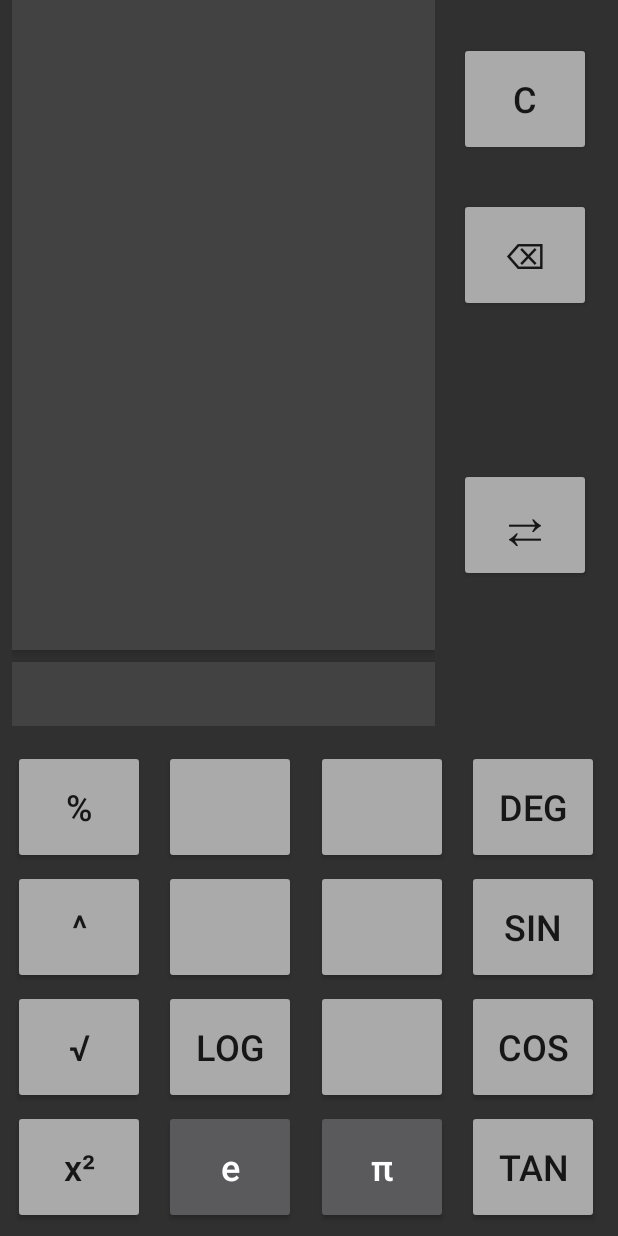
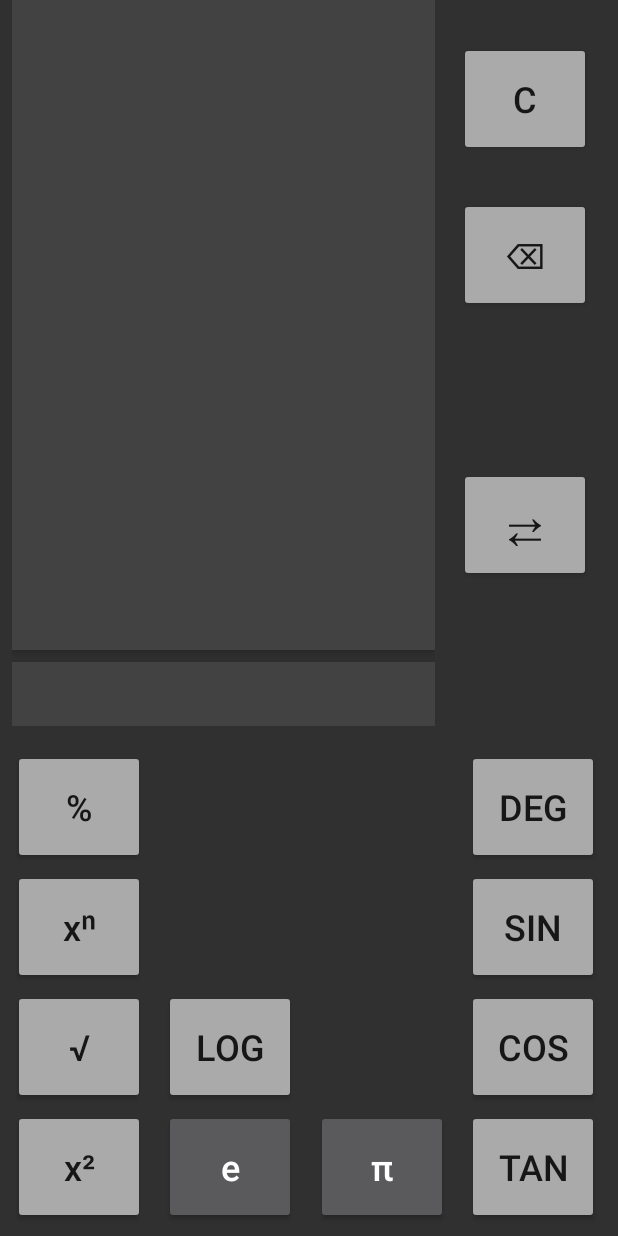
Before and after one commit to nschulzke/CalcStack, an Android app: the screen it shows after launch (CalculatorActivity), after a tap on an icon or button, on a phone screen of 412 x 824 dp. Run offline under Robolectric (Android 15) with nearby library versions, the phone set to English and light mode, and no system bars.

Commit message:
Make unused button invisible, change text for exponent button

```diff
--- a/app/src/main/res/layout/activity_calculator.xml
+++ b/app/src/main/res/layout/activity_calculator.xml
@@ -36,7 +36,7 @@
                 android:background="?attr/colorBackgroundFloating"
                 android:clickable="true"
                 android:elevation="4dp"
-                android:gravity="bottom|right|end"
+                android:gravity="bottom|end"
                 android:maxLines="@integer/max_stack_lines"
                 android:onClick="swap"
                 android:paddingEnd="8dp"
@@ -204,6 +204,7 @@
             android:layout_marginRight="4dp"
             android:elevation="4dp"
             android:textSize="@dimen/button_font_normal"
+            android:visibility="invisible"
             app:layout_constraintBottom_toTopOf="@+id/buttonPi"
             app:layout_constraintLeft_toRightOf="@+id/buttonLog"
             app:layout_constraintRight_toLeftOf="@+id/buttonCos" />
@@ -218,6 +219,7 @@
             android:layout_marginRight="4dp"
             android:elevation="4dp"
             android:textSize="@dimen/button_font_normal"
+            android:visibility="invisible"
             app:layout_constraintBottom_toTopOf="@+id/buttonLog"
             app:layout_constraintLeft_toRightOf="@+id/buttonPow"
             app:layout_constraintRight_toLeftOf="@+id/button52" />
@@ -232,6 +234,7 @@
             android:layout_marginRight="4dp"
             android:elevation="4dp"
             android:textSize="@dimen/button_font_normal"
+            android:visibility="invisible"
             app:layout_constraintBottom_toTopOf="@+id/button22"
             app:layout_constraintLeft_toRightOf="@+id/button42"
             app:layout_constraintRight_toLeftOf="@+id/buttonSin" />
@@ -246,6 +249,7 @@
             android:layout_marginRight="4dp"
             android:elevation="4dp"
             android:textSize="@dimen/button_font_normal"
+            android:visibility="invisible"
             app:layout_constraintBottom_toTopOf="@+id/button42"
             app:layout_constraintLeft_toRightOf="@+id/buttonMod"
             app:layout_constraintRight_toLeftOf="@+id/button82" />
@@ -260,6 +264,7 @@
             android:layout_marginRight="4dp"
             android:elevation="4dp"
             android:textSize="@dimen/button_font_normal"
+            android:visibility="invisible"
             app:layout_constraintBottom_toTopOf="@+id/button52"
             app:layout_constraintLeft_toRightOf="@+id/button72"
             app:layout_constraintRight_toLeftOf="@+id/buttonDegs" />
@@ -358,6 +363,7 @@
             android:elevation="4dp"
             android:onClick="binaryOp"
             android:text="@string/button_pow"
+            android:textAllCaps="false"
             android:textSize="@dimen/button_font_normal"
             app:layout_constraintBottom_toTopOf="@+id/buttonSqrt"
             app:layout_constraintLeft_toLeftOf="parent"
--- a/app/src/main/res/values/strings.xml
+++ b/app/src/main/res/values/strings.xml
@@ -25,7 +25,7 @@
     <string name="button_log">log</string>
     <string name="button_sqrt">√</string>
     <string name="button_square">x²</string>
-    <string name="button_pow">^</string>
+    <string name="button_pow">xⁿ</string>
     <string name="button_mod">%</string>
     <string name="button_pi">π</string>
     <string name="button_e">e</string>
```
